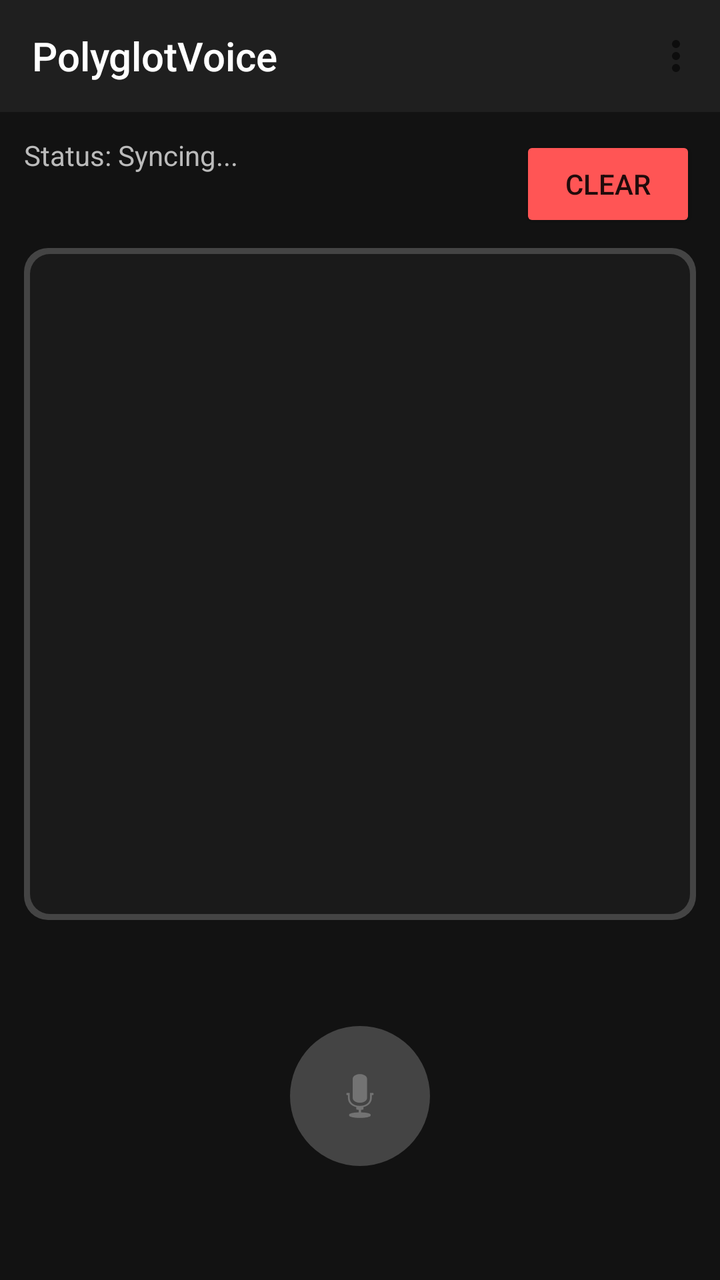
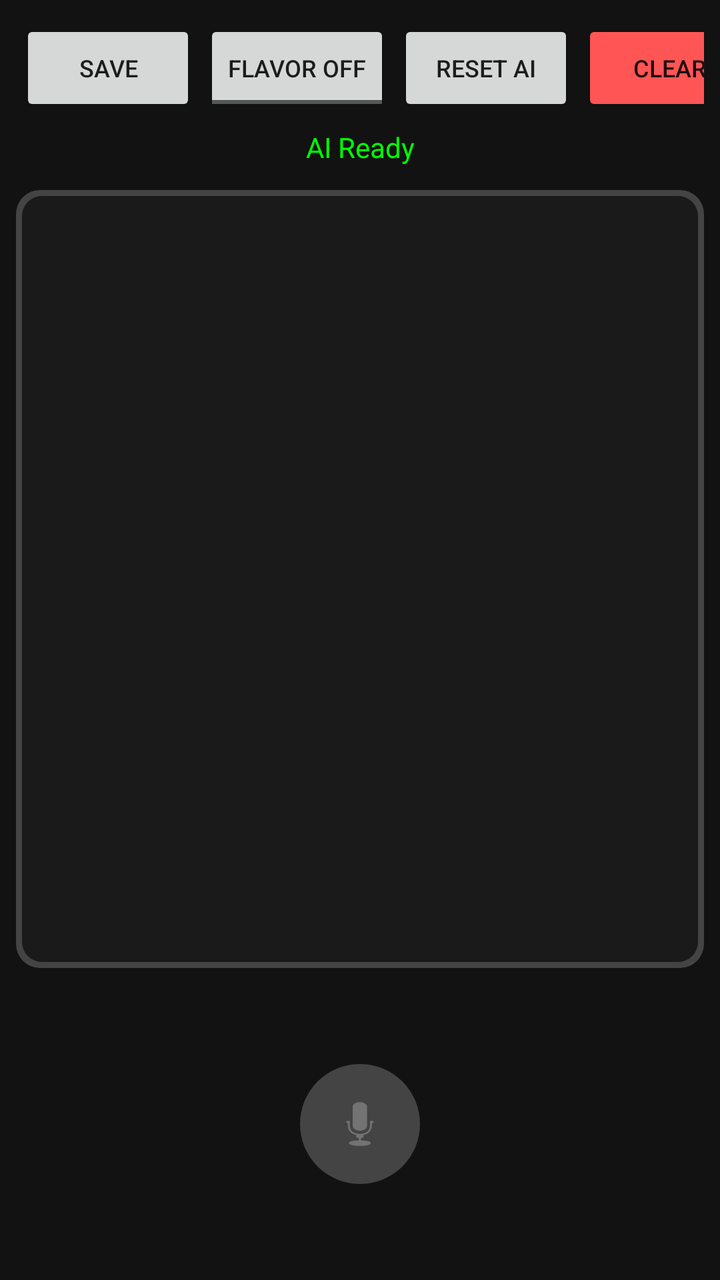

Two renders of the same Android screen: before a commit and after it. Below are the layout's source before the change and the commit's diff.
<!-- AndroidManifest.xml: application theme Theme.AppCompat.Light.NoActionBar -->
<!-- res/layout/activity_main.xml -->
<?xml version="1.0" encoding="utf-8"?>
<LinearLayout xmlns:android="http://schemas.android.com/apk/res/android"
    xmlns:app="http://schemas.android.com/apk/res-auto"
    android:layout_width="match_parent"
    android:layout_height="match_parent"
    android:orientation="vertical"
    android:background="#121212">

    <com.google.android.material.appbar.MaterialToolbar
        android:id="@+id/toolbar"
        android:layout_width="match_parent"
        android:layout_height="?attr/actionBarSize"
        android:background="#1F1F1F"
        app:title="PolyglotVoice"
        app:titleTextColor="#FFFFFF"
        app:menu="@menu/main_menu" />

    <RelativeLayout
        android:layout_width="match_parent"
        android:layout_height="match_parent"
        android:padding="12dp">

        <Button
            android:id="@+id/btnClear"
            android:layout_width="wrap_content"
            android:layout_height="wrap_content"
            android:layout_alignParentEnd="true"
            android:text="Clear"
            android:backgroundTint="#FF5555" />

        <TextView
            android:id="@+id/tvStatus"
            android:layout_width="wrap_content"
            android:layout_height="wrap_content"
            android:text="Status: Syncing..."
            android:textColor="#BBBBBB" />

        <ScrollView
            android:id="@+id/scrollTranscript"
            android:layout_width="match_parent"
            android:layout_height="match_parent"
            android:layout_below="@id/btnClear"
            android:layout_above="@+id/pulseContainer"
            android:layout_marginVertical="8dp"
            android:background="@drawable/transcript_bg">
            <TextView
                android:id="@+id/tvTranscript"
                android:layout_width="match_parent"
                android:layout_height="wrap_content"
                android:padding="12dp"
                android:textSize="18sp"
                android:textColor="#FFFFFF" />
        </ScrollView>

        <FrameLayout
            android:id="@+id/pulseContainer"
            android:layout_width="160dp"
            android:layout_height="160dp"
            android:layout_alignParentBottom="true"
            android:layout_centerHorizontal="true">
            <View android:id="@+id/pulse1" android:layout_width="match_parent" android:layout_height="match_parent"
                android:background="@drawable/circle_shape" android:visibility="invisible" />
            <View android:id="@+id/pulse2" android:layout_width="match_parent" android:layout_height="match_parent"
                android:background="@drawable/circle_shape" android:visibility="invisible" />
            <ImageButton
                android:id="@+id/btnListen"
                android:layout_width="70dp"
                android:layout_height="70dp"
                android:layout_gravity="center"
                android:background="@drawable/circle_shape"
                android:backgroundTint="#444444"
                android:src="@android:drawable/ic_btn_speak_now" />
        </FrameLayout>
    </RelativeLayout>
</LinearLayout>
<!-- resources referenced by this layout -->
<resources>
  <!-- drawable circle_shape (drawable) -->
  <?xml version="1.0" encoding="utf-8"?>
  <shape xmlns:android="http://schemas.android.com/apk/res/android"
      android:shape="oval">
      <solid android:color="#FFFFFF" />
      <size
          android:width="100dp"
          android:height="100dp" />
  </shape>
  <!-- drawable transcript_bg (drawable) -->
  <?xml version="1.0" encoding="utf-8"?>
  <layer-list xmlns:android="http://schemas.android.com/apk/res/android">
      <item>
          <shape android:shape="rectangle">
              <solid android:color="#444444" /> <corners android:radius="12dp" />
          </shape>
      </item>
      <item android:left="3dp" android:top="3dp" android:right="3dp" android:bottom="3dp">
          <shape android:shape="rectangle">
              <solid android:color="#1A1A1A" /> <corners android:radius="10dp" />
          </shape>
      </item>
  </layer-list>
</resources>

<!-- the commit's change to res/layout/activity_main.xml (unified diff, before → after) -->
@@ -1,75 +1,65 @@
 <?xml version="1.0" encoding="utf-8"?>
 <LinearLayout xmlns:android="http://schemas.android.com/apk/res/android"
-    xmlns:app="http://schemas.android.com/apk/res-auto"
     android:layout_width="match_parent"
     android:layout_height="match_parent"
     android:orientation="vertical"
-    android:background="#121212">
+    android:background="#121212"
+    android:padding="8dp">
 
-    <com.google.android.material.appbar.MaterialToolbar
-        android:id="@+id/toolbar"
+    <HorizontalScrollView
         android:layout_width="match_parent"
-        android:layout_height="?attr/actionBarSize"
-        android:background="#1F1F1F"
-        app:title="PolyglotVoice"
-        app:titleTextColor="#FFFFFF"
-        app:menu="@menu/main_menu" />
-
-    <RelativeLayout
-        android:layout_width="match_parent"
-        android:layout_height="match_parent"
-        android:padding="12dp">
-
-        <Button
-            android:id="@+id/btnClear"
+        android:layout_height="wrap_content"
+        android:scrollbars="none">
+        <LinearLayout
             android:layout_width="wrap_content"
             android:layout_height="wrap_content"
-            android:layout_alignParentEnd="true"
-            android:text="Clear"
-            android:backgroundTint="#FF5555" />
+            android:orientation="horizontal">
+            <Button android:id="@+id/btnSave" android:layout_width="wrap_content" android:layout_height="wrap_content" android:text="Save" android:layout_margin="2dp" android:textSize="12sp" />
+            <ToggleButton android:id="@+id/toggleRegional" android:layout_width="wrap_content" android:layout_height="wrap_content" android:textOn="Flavor ON" android:textOff="Flavor OFF" android:layout_margin="2dp" android:textSize="12sp" />
+            <Button android:id="@+id/btnReset" android:layout_width="wrap_content" android:layout_height="wrap_content" android:text="Reset AI" android:layout_margin="2dp" android:textSize="12sp" />
+            <Button android:id="@+id/btnClear" android:layout_width="wrap_content" android:layout_height="wrap_content" android:text="Clear" android:backgroundTint="#FF5555" android:layout_margin="2dp" android:textSize="12sp" />
+        </LinearLayout>
+    </HorizontalScrollView>
 
+    <TextView
+        android:id="@+id/tvStatus"
+        android:layout_width="match_parent"
+        android:layout_height="wrap_content"
+        android:text="AI Ready"
+        android:textColor="#00FF00"
+        android:gravity="center"
+        android:padding="4dp"/>
+
+    <ScrollView
+        android:id="@+id/scrollTranscript"
+        android:layout_width="match_parent"
+        android:layout_height="0dp"
+        android:layout_weight="1"
+        android:background="@drawable/transcript_bg"
+        android:layout_marginVertical="8dp">
         <TextView
-            android:id="@+id/tvStatus"
-            android:layout_width="wrap_content"
+            android:id="@+id/tvTranscript"
+            android:layout_width="match_parent"
             android:layout_height="wrap_content"
-            android:text="Status: Syncing..."
-            android:textColor="#BBBBBB" />
+            android:padding="12dp"
+            android:textSize="18sp"
+            android:textColor="#FFFFFF" />
+    </ScrollView>
 
-        <ScrollView
-            android:id="@+id/scrollTranscript"
-            android:layout_width="match_parent"
-            android:layout_height="match_parent"
-            android:layout_below="@id/btnClear"
-            android:layout_above="@+id/pulseContainer"
-            android:layout_marginVertical="8dp"
-            android:background="@drawable/transcript_bg">
-            <TextView
-                android:id="@+id/tvTranscript"
-                android:layout_width="match_parent"
-                android:layout_height="wrap_content"
-                android:padding="12dp"
-                android:textSize="18sp"
-                android:textColor="#FFFFFF" />
-        </ScrollView>
-
-        <FrameLayout
-            android:id="@+id/pulseContainer"
-            android:layout_width="160dp"
-            android:layout_height="160dp"
-            android:layout_alignParentBottom="true"
-            android:layout_centerHorizontal="true">
-            <View android:id="@+id/pulse1" android:layout_width="match_parent" android:layout_height="match_parent"
-                android:background="@drawable/circle_shape" android:visibility="invisible" />
-            <View android:id="@+id/pulse2" android:layout_width="match_parent" android:layout_height="match_parent"
-                android:background="@drawable/circle_shape" android:visibility="invisible" />
-            <ImageButton
-                android:id="@+id/btnListen"
-                android:layout_width="70dp"
-                android:layout_height="70dp"
-                android:layout_gravity="center"
-                android:background="@drawable/circle_shape"
-                android:backgroundTint="#444444"
-                android:src="@android:drawable/ic_btn_speak_now" />
-        </FrameLayout>
-    </RelativeLayout>
+    <FrameLayout
+        android:id="@+id/pulseContainer"
+        android:layout_width="140dp"
+        android:layout_height="140dp"
+        android:layout_gravity="center">
+        <View android:id="@+id/pulse1" android:layout_width="match_parent" android:layout_height="match_parent" android:background="@drawable/circle_shape" android:visibility="invisible" />
+        <View android:id="@+id/pulse2" android:layout_width="match_parent" android:layout_height="match_parent" android:background="@drawable/circle_shape" android:visibility="invisible" />
+        <ImageButton
+            android:id="@+id/btnListen"
+            android:layout_width="60dp"
+            android:layout_height="60dp"
+            android:layout_gravity="center"
+            android:background="@drawable/circle_shape"
+            android:backgroundTint="#444444"
+            android:src="@android:drawable/ic_btn_speak_now" />
+    </FrameLayout>
 </LinearLayout>
